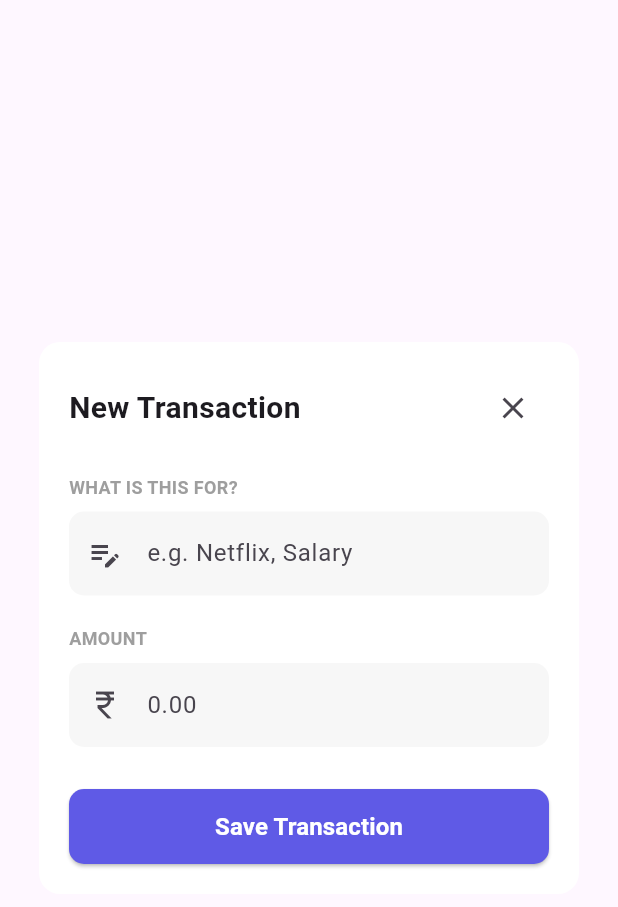
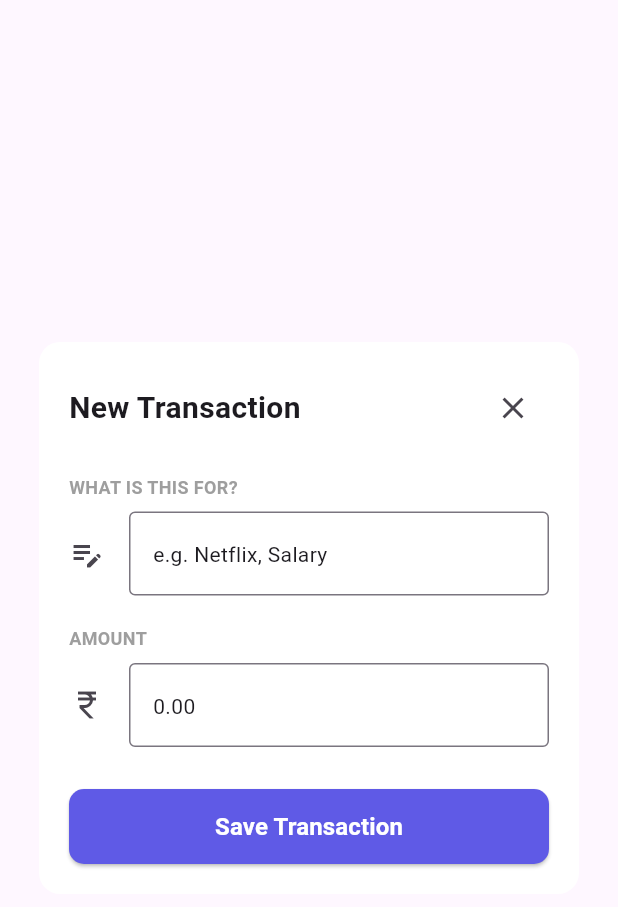
Before and after one commit to suyashshukla/exma-mobile, a Flutter app: the NewTransactionDialog widget shown alone on an empty page, opened directly, on a phone screen of 412 x 824 dp. Shown: the top 907 px of the screen. Run offline on Flutter 3.47's test engine with Material 3 defaults, Android fonts, the phone set to English and light mode, and no system bars; our stand-ins replace cloud_firestore, firebase_auth, firebase_core, google_sign_in; accounts and stored records are empty.

```diff
--- a/lib/widgets/new-transaction.dart
+++ b/lib/widgets/new-transaction.dart
@@ -15,6 +15,9 @@ class NewTransactionDialog extends StatelessWidget {
 
   @override
   Widget build(BuildContext context) {
+    var titleController = TextEditingController();
+    var amountController = TextEditingController();
+    final formKey = GlobalKey<FormState>();
     return Center(
       child: Material(
         color: Colors.transparent,
@@ -25,6 +28,8 @@ class NewTransactionDialog extends StatelessWidget {
             color: Colors.white,
             borderRadius: BorderRadius.circular(14),
           ),
+          child: Form(
+            key: formKey,
             child: Column(
               mainAxisSize: MainAxisSize.min,
               crossAxisAlignment: CrossAxisAlignment.start,
@@ -35,7 +40,10 @@ class NewTransactionDialog extends StatelessWidget {
                   children: [
                     const Text(
                       'New Transaction',
-                    style: TextStyle(fontSize: 20, fontWeight: FontWeight.w600),
+                      style: TextStyle(
+                        fontSize: 20,
+                        fontWeight: FontWeight.w600,
+                      ),
                     ),
                     IconButton(
                       icon: const Icon(Icons.close),
@@ -57,9 +65,19 @@ class NewTransactionDialog extends StatelessWidget {
                 ),
                 const SizedBox(height: 8),
 
-              _InputField(
-                hint: 'e.g. Netflix, Salary',
-                icon: Icons.edit_note_outlined,
+                TextFormField(
+                  controller: titleController,
+                  decoration: const InputDecoration(
+                    border: OutlineInputBorder(),
+                    hint: Text('e.g. Netflix, Salary'),
+                    icon: Icon(Icons.edit_note_outlined),
+                  ),
+                  validator: (value) {
+                    if (value == null || value.isEmpty) {
+                      return 'Expense title is required';
+                    }
+                    return null; // ✅ valid
+                  },
                 ),
 
                 const SizedBox(height: 20),
@@ -75,10 +93,23 @@ class NewTransactionDialog extends StatelessWidget {
                 ),
                 const SizedBox(height: 8),
 
-              _InputField(
-                hint: '0.00',
-                icon: Icons.currency_rupee,
+                TextFormField(
+                  controller: amountController,
+                  decoration: const InputDecoration(
+                    border: OutlineInputBorder(),
+                    hint: Text('0.00'),
+                    icon: Icon(Icons.currency_rupee),
+                  ),
                   keyboardType: TextInputType.number,
+                  validator: (value) {
+                    if (value == null || value.isEmpty) {
+                      return 'Expense amount is required';
+                    }
+                    if (double.parse(value) <= 0) {
+                      return 'Expense amount cannot be less than or equal to 0';
+                    }
+                    return null; // ✅ valid
+                  },
                 ),
 
                 const SizedBox(height: 28),
@@ -89,20 +120,30 @@ class NewTransactionDialog extends StatelessWidget {
                   height: 50,
                   child: ElevatedButton(
                     onPressed: () async {
+
+                      if(!formKey.currentState!.validate()){
+                        return;
+                      }
+
                       var expenseService = ExpenseService();
                       var user = FirebaseAuth.instance.currentUser;
                       var expense = Expense(
                         expenseId: Uuid().v4(),
                         type: transactionType,
                         category: ExpenseCategory.OTHER,
-                      amount: amount,
+                        amount: double.parse(amountController.text.toString()),
                         timestamp: DateTime.now(),
                         source: ExpenseSource.MANUAL,
-                      title: title,
+                        title: titleController.text.toString(),
                         userId: user!.uid,
                       );
                       await expenseService.saveExpense(expense).then((data) {});
-                    Navigator.pop(context);
+                      ScaffoldMessenger.of(context).showSnackBar(
+                        const SnackBar(
+                          content: Text('Expense added successfully'),
+                        ),
+                      );
+                      Navigator.pop(context, true);
                     },
                     style: ElevatedButton.styleFrom(
                       backgroundColor: const Color(0xFF5F5AE6),
@@ -121,6 +162,7 @@ class NewTransactionDialog extends StatelessWidget {
                   ),
                 ),
               ],
+            ),
           ),
         ),
       ),
```
Also changed, not shown: lib/home.dart (+7 -3 lines). Lines whose indentation alone changed are shown as unchanged.
